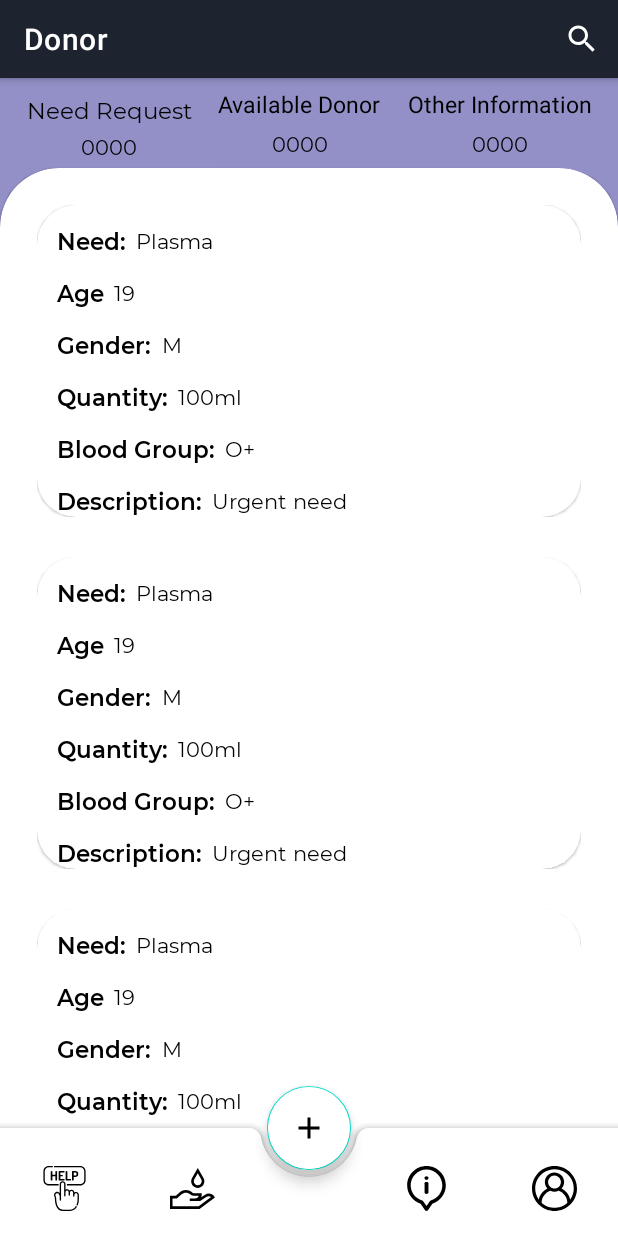
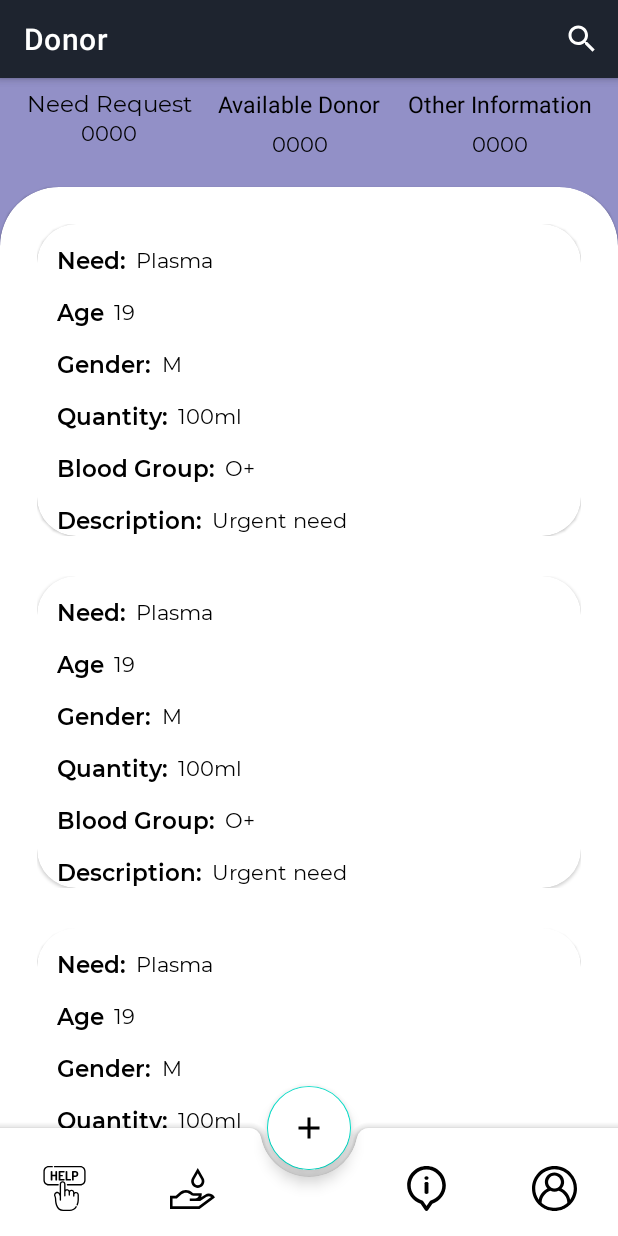
Before and after one commit to iamdhavalparmar/Covid-Aid, an Android app: the screen it shows after launch (DashboardScreen), on a phone screen of 412 x 824 dp. Run offline under Robolectric (Android 15) with nearby library versions, the phone set to English and light mode, and no system bars; our stand-ins replace sdp/ssp sizes.

Commit message:
Normal UI changes

```diff
--- a/app/src/main/res/layout/fragment_dashboard.xml
+++ b/app/src/main/res/layout/fragment_dashboard.xml
@@ -26,7 +26,6 @@
         android:textColor="@color/black"
         android:textSize="@dimen/_12sdp"/>
     <TextView
-        app:layout_constraintBottom_toTopOf="@id/card"
         android:id="@+id/plamacount"
         android:layout_width="wrap_content"
         android:layout_height="wrap_content"
@@ -92,23 +91,25 @@
             android:id="@+id/card"
             android:layout_width="match_parent"
             android:layout_height="0dp"
-            android:layout_marginTop="@dimen/_5sdp"
+            android:layout_marginTop="@dimen/_15sdp"
             app:layout_constraintBottom_toBottomOf="parent"
             app:layout_constraintLeft_toLeftOf="parent"
             app:layout_constraintRight_toRightOf="parent"
-            app:layout_constraintTop_toBottomOf="@id/othercount"
+            app:layout_constraintTop_toBottomOf="@id/donorcount"
             android:theme="@style/cardview_custom">
+
             <androidx.constraintlayout.widget.ConstraintLayout
                 android:layout_width="match_parent"
-                android:layout_height="match_parent">
+                android:layout_height="652dp">
+
                 <androidx.recyclerview.widget.RecyclerView
                     android:id="@+id/request_recycler"
                     android:layout_width="match_parent"
                     android:layout_height="match_parent"
+                    app:layout_constraintBottom_toBottomOf="parent"
                     app:layout_constraintLeft_toLeftOf="parent"
                     app:layout_constraintRight_toRightOf="parent"
-                    app:layout_constraintTop_toTopOf="parent"
-                    app:layout_constraintBottom_toBottomOf="parent"/>
+                    app:layout_constraintTop_toTopOf="parent" />
             </androidx.constraintlayout.widget.ConstraintLayout>
 
         </com.google.android.material.card.MaterialCardView>
```
